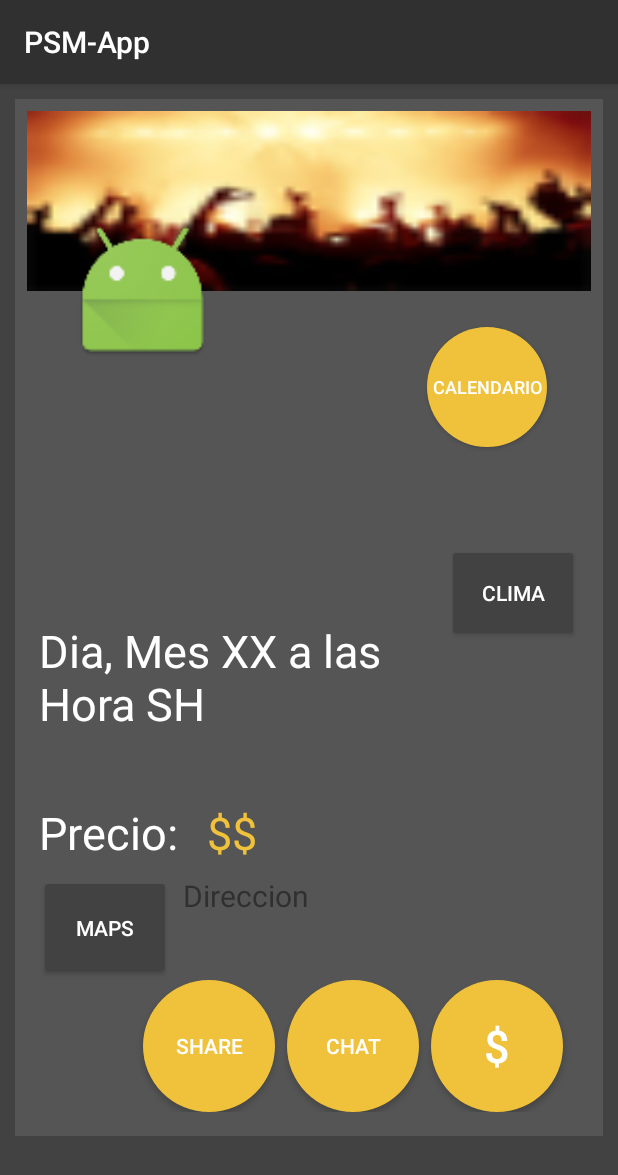
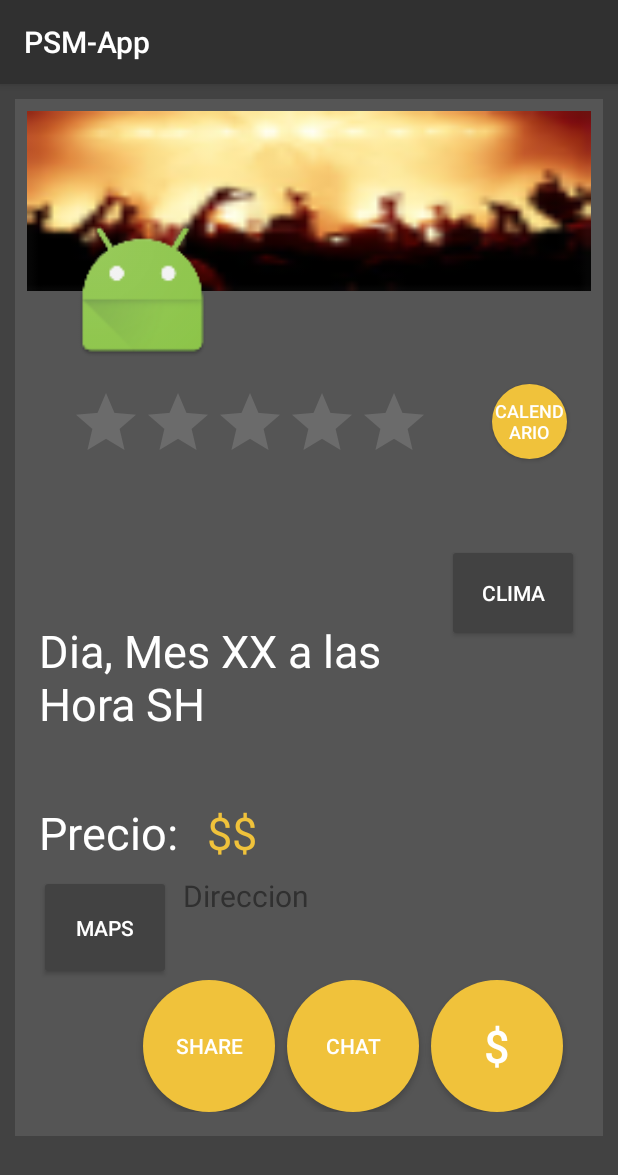
Before and after one commit to rVillegasr/PSM-App, an Android app: the CompleteEventActivity screen opened directly, with no data from a screen before it, on a phone screen of 412 x 824 dp. Shown: the top 1175 px of the screen. Run offline under Robolectric (Android 15) with nearby library versions, the phone set to English and light mode, and no system bars.

```diff
--- a/app/src/main/res/layout/fragment_event_head.xml
+++ b/app/src/main/res/layout/fragment_event_head.xml
@@ -27,6 +27,21 @@
         app:layout_constraintVertical_bias="0.0"
         app:layout_constraintLeft_toLeftOf="parent"
         app:layout_constraintRight_toRightOf="parent">
+
+        <RatingBar
+            android:layout_width="wrap_content"
+            android:layout_height="wrap_content"
+            android:id="@+id/ratingBar"
+            app:layout_constraintBottom_toBottomOf="parent"
+            app:layout_constraintRight_toRightOf="parent"
+            style="@android:style/Widget.Material.RatingBar"
+            app:layout_constraintLeft_toLeftOf="@+id/img_eventPic"
+            app:layout_constraintHorizontal_bias="0.01"
+            android:numStars="5"
+            android:minHeight="1dp"
+            android:layout_marginTop="4dp"
+            app:layout_constraintTop_toBottomOf="@+id/tv_eventName"
+            app:layout_constraintVertical_bias="0.0" />
 
         <ImageView
             android:layout_width="0dp"
@@ -59,27 +74,30 @@
             android:textSize="20dp"
             android:padding="5dp"
             app:layout_constraintRight_toRightOf="parent"
-            app:layout_constraintBottom_toBottomOf="parent"
-            app:layout_constraintTop_toBottomOf="@+id/img_eventPic"
-            app:layout_constraintLeft_toLeftOf="@+id/img_eventPic"
+            android:layout_marginStart="8dp"
+            app:layout_constraintLeft_toRightOf="@+id/img_eventPic"
             app:layout_constraintHorizontal_bias="0.0"
-            app:layout_constraintVertical_bias="0.0" />
+            android:layout_marginTop="8dp"
+            app:layout_constraintTop_toBottomOf="@+id/img_eventCover"
+            app:layout_constraintBottom_toBottomOf="@+id/img_eventPic"
+            app:layout_constraintVertical_bias="1.0" />
 
         <Button
             style="?android:attr/buttonStyleSmall"
-            android:layout_width="80dp"
-            android:layout_height="80dp"
+            android:layout_width="50dp"
             android:text="Calendario"
             android:id="@+id/btn_calendar"
             android:background="@drawable/round_button"
             android:textColor="#ffffff"
             android:textSize="12sp"
-            app:layout_constraintBottom_toBottomOf="parent"
             app:layout_constraintRight_toRightOf="parent"
             android:layout_marginTop="8dp"
             app:layout_constraintTop_toBottomOf="@+id/img_eventCover"
             app:layout_constraintLeft_toLeftOf="parent"
-            app:layout_constraintHorizontal_bias="0.9" />
+            app:layout_constraintHorizontal_bias="0.95"
+            android:layout_height="50dp"
+            app:layout_constraintBottom_toBottomOf="@+id/ratingBar"
+            app:layout_constraintVertical_bias="1.0" />
     </android.support.constraint.ConstraintLayout>
 
 </RelativeLayout >
--- a/app/src/main/res/values/strings.xml
+++ b/app/src/main/res/values/strings.xml
@@ -1,7 +1,8 @@
 <resources>
     <string name="app_name">PSM-App</string>
     <string name="title_activity_login">Sign in</string>
-
+    <string name="facebook_app_id">974334052713236</string>
+    <string name="fb_login_protocol_scheme">fb974334052713236</string>
     <!-- Strings related to login -->
     <string name="prompt_email">Email</string>
     <string name="prompt_password">Password (optional)</string>
@@ -22,4 +23,6 @@
 
     <string name="tab_upcoming_events">UPCOMING EVENTS</string>
     <string name="tab_all_events">ALL EVENTS</string>
+
+
 </resources>
```
